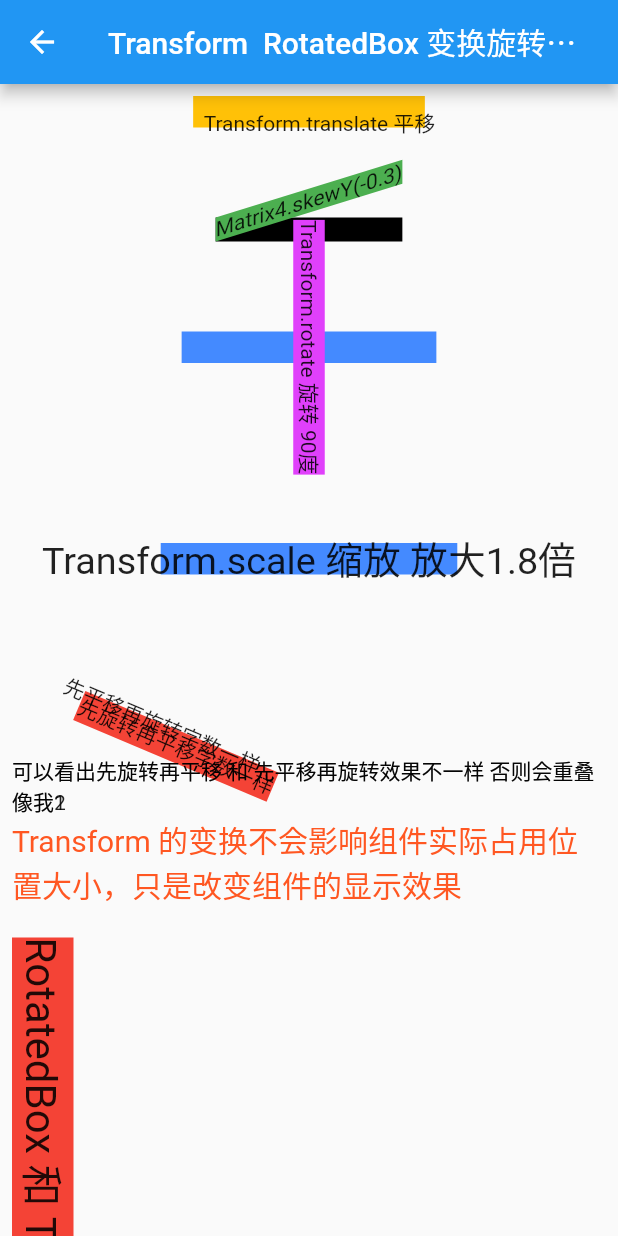
After one commit to xxxIxxxx/flutter_ddup, a Flutter app: the TransformRotatedBoxPage screen opened by its route, on a phone screen of 412 x 824 dp. The commit adds this screen. Run offline on Flutter 3.47's test engine with Material 2 defaults, Android fonts, the phone set to English and light mode, and no system bars; our stand-ins replace fluro.

Commit message:
Transform,RotatedBox平移旋转缩放

```diff
--- a/lib/app/home_page.dart
+++ b/lib/app/home_page.dart
@@ -146,6 +146,13 @@ class _MyHomePageState extends State<MyHomePage> {
             },
             child: const Text("DecoratedBox 装饰容器"),
           ),
+          TextButton(
+            onPressed: () {
+              Application.router.navigateTo(context, Routes.transform,
+                  transition: TransitionType.native);
+            },
+            child: const Text("Transform RotatedBox 变换 旋转 缩放"),
+          ),
         ],
       ),
     );
--- /dev/null
+++ b/lib/class/Transform,RotatedBox变换旋转缩放/transform_rotated_box_page.dart
@@ -0,0 +1,117 @@
+import 'dart:math';
+
+import 'package:flutter/material.dart';
+
+class TransformRotatedBoxPage extends StatefulWidget {
+  const TransformRotatedBoxPage({Key? key}) : super(key: key);
+
+  @override
+  _TransformRotatedBoxPageState createState() =>
+      _TransformRotatedBoxPageState();
+}
+
+class _TransformRotatedBoxPageState extends State<TransformRotatedBoxPage> {
+  @override
+  Widget build(BuildContext context) {
+    return Scaffold(
+      appBar: AppBar(
+        title: const Text('Transform  RotatedBox 变换旋转缩放'),
+      ),
+      body: ListView(
+        padding: const EdgeInsets.all(8),
+        children: <Widget>[
+          UnconstrainedBox(
+            child: Container(
+                color: Colors.amber,
+                child: Transform.translate(
+                    offset: const Offset(7, 7),
+                    child: const Text('Transform.translate 平移'))),
+          ),
+          const Padding(padding: EdgeInsets.all(30)),
+          UnconstrainedBox(
+            child: Container(
+                color: Colors.black,
+                child: Transform(
+                  // 相对于坐标系原点的对齐方式
+                  alignment: Alignment.topLeft,
+                  // 沿Y轴倾斜
+                  transform: Matrix4.skewY(-0.3),
+                  child: Container(
+                    color: Colors.green,
+                    child: const Text("Matrix4.skewY(-0.3)"),
+                  ),
+                )),
+          ),
+          const Padding(padding: EdgeInsets.all(30)),
+          UnconstrainedBox(
+            child: DecoratedBox(
+              decoration: const BoxDecoration(color: Colors.blueAccent),
+              child: Transform.rotate(
+                angle: 0.5 * pi,
+                child: Container(
+                  color: Colors.purpleAccent,
+                  child: const Text("Transform.rotate 旋转 90度"),
+                ),
+              ),
+            ),
+          ),
+          const Padding(padding: EdgeInsets.all(60)),
+          UnconstrainedBox(
+            child: DecoratedBox(
+              decoration: const BoxDecoration(color: Colors.blueAccent),
+              child: Transform.scale(
+                scale: 1.8,
+                child: const Text("Transform.scale 缩放 放大1.8倍"),
+              ),
+            ),
+          ),
+          const Padding(padding: EdgeInsets.all(60)),
+          Stack(
+            children: [
+              UnconstrainedBox(
+                child: Transform.rotate(
+                  angle: 0.4,
+                  child: Transform.translate(
+                      offset: const Offset(30, -30),
+                      child: Container(
+                        color: Colors.red,
+                        child: const Text("先旋转再平移字数一样"),
+                      )),
+                ),
+              ),
+              UnconstrainedBox(
+                child: Transform.translate(
+                  offset: const Offset(30, -30),
+                  child: Transform.rotate(
+                      angle: 0.4, child: const Text("先平移再旋转字数一样")),
+                ),
+              ),
+              const Text("可以看出先旋转再平移 和 先平移再旋转效果不一样 否则会重叠像我1"),
+              const Text("可以看出先旋转再平移 和 先平移再旋转效果不一样 否则会重叠像我2"),
+            ],
+          ),
+          const Text("Transform 的变换不会影响组件实际占用位置大小，只是改变组件的显示效果",
+              style: TextStyle(fontSize: 20, color: Colors.deepOrange)),
+          const Padding(padding: EdgeInsets.all(10)),
+          Row(
+            children: [
+              Container(
+                color: Colors.red,
+                child: const RotatedBox(
+                    quarterTurns: 1,
+                    child: Text(
+                      "RotatedBox 和 Transform.rotate 不一样，会改变实际占用位置",
+                      textScaleFactor: 2.0,
+                    )),
+              ),
+              Container(
+                color: Colors.greenAccent,
+                child: const Text("紧跟 RotatedBox"),
+              )
+            ],
+          )
+        ],
+      ),
+    );
+  }
+}
--- a/lib/route/route_handlers.dart
+++ b/lib/route/route_handlers.dart
@@ -1,6 +1,7 @@
 import 'package:fluro/fluro.dart';
 import 'package:flutter/cupertino.dart';
 import 'package:flutter_ddup/app/home_page.dart';
+
 import '../class/Align,Center对齐与相对定位/align_center_page.dart';
 import '../class/DecoratedBox装饰容器渐变边框等/decorated_box_page.dart';
 import '../class/Flex,Expanded,Spacer弹性布局/flex_expanded_page.dart';
@@ -8,6 +9,7 @@ import '../class/LayoutBuilder获取父组件传递的约束信息/layout_builde
 import '../class/Padding填充/padding_page.dart';
 import '../class/Stack,Positioned层叠布局/stack_positioned_page.dart';
 import '../class/Text文本及样式/text_page.dart';
+import '../class/Transform,RotatedBox变换旋转缩放/transform_rotated_box_page.dart';
 import '../class/UnconstrainedBox,ConstrainedBox,SizedBox约束布局/constraints_page.dart';
 import '../class/Warp,Flow流式布局/warp_flow_page.dart';
 import '../class/widget生命周期/counter_life_cycle_page.dart';
@@ -111,8 +113,12 @@ var paddingHandeler = Handler(
   return const PaddingPage();
 });
 
-
 var decoratedBoxHandeler = Handler(
     handlerFunc: (BuildContext? context, Map<String, List<String>> params) {
   return const DecoratedBoxPage();
 });
+
+var transformRotatedHandeler = Handler(
+    handlerFunc: (BuildContext? context, Map<String, List<String>> params) {
+  return const TransformRotatedBoxPage();
+});
--- a/lib/route/routes.dart
+++ b/lib/route/routes.dart
@@ -24,6 +24,7 @@ class Routes {
   static String layoutBuilder = "/layoutBuilder";
   static String padding = "/padding";
   static String decoratedBox = "/decoratedBox";
+  static String transform = "/transform";
 
   static void configureRoutes(FluroRouter router) {
     router.notFoundHandler = Handler(
@@ -49,5 +50,6 @@ class Routes {
     router.define(layoutBuilder, handler: layoutBuilderHandeler);
     router.define(padding, handler: paddingHandeler);
     router.define(decoratedBox, handler: decoratedBoxHandeler);
+    router.define(transform, handler: transformRotatedHandeler);
   }
 }
```
Also changed, not shown: 2 other files.
